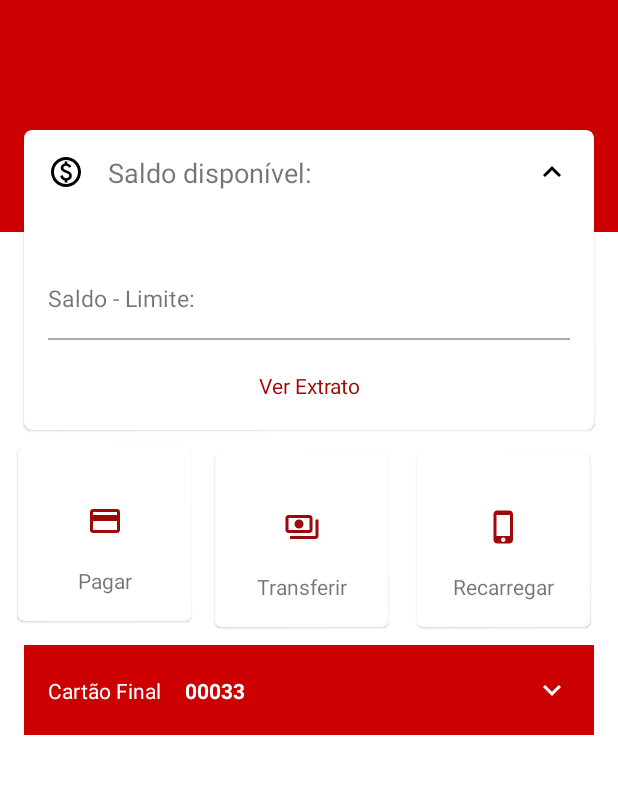
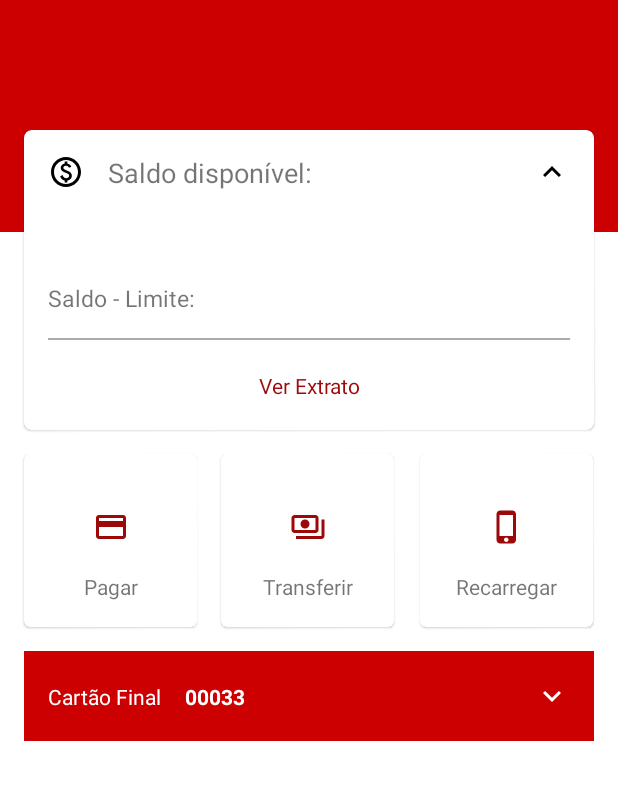
Before and after one commit to thiagocostasouza/SantanderDevWeek, an Android app: the screen it shows after launch (MainActivity), on a phone screen of 412 x 824 dp, the part 84-884 px from its top. Run offline under Robolectric (Android 15) with nearby library versions, the phone set to English and light mode, and no system bars.

```diff
--- a/app/src/main/res/layout/activity_main.xml
+++ b/app/src/main/res/layout/activity_main.xml
@@ -67,7 +67,7 @@
         android:layout_marginStart="16dp"
         android:layout_marginTop="32dp"
         android:layout_marginEnd="16dp"
-        android:elevation="10dp"
+
         app:cardCornerRadius="5dp"
         app:layout_constraintEnd_toEndOf="parent"
         app:layout_constraintStart_toStartOf="parent"
@@ -169,7 +169,7 @@
         android:id="@+id/mcv_pagar"
         android:layout_width="115dp"
         android:layout_height="115dp"
-        android:layout_margin="12dp"
+     android:layout_margin="16dp"
         app:layout_constraintStart_toStartOf="parent"
         app:layout_constraintTop_toBottomOf="@id/mcv_card_conta">
 
@@ -210,7 +210,7 @@
         android:id="@+id/mcv_transferir"
         android:layout_width="115dp"
         android:layout_height="115dp"
-        android:layout_margin="16dp"
+       android:layout_margin="16dp"
         app:layout_constraintStart_toEndOf="@id/mcv_pagar"
         app:layout_constraintTop_toBottomOf="@id/mcv_card_conta">
 
@@ -250,9 +250,8 @@
         android:layout_width="115dp"
         android:elevation="50dp"
         android:layout_height="115dp"
-        android:layout_marginStart="16dp"
-        android:layout_marginTop="16dp"
-        app:layout_constraintEnd_toEndOf="@id/mcv_card_conta"
+        android:layout_margin="16dp"
+        app:layout_constraintEnd_toEndOf="parent"
         app:layout_constraintStart_toEndOf="@id/mcv_transferir"
         app:layout_constraintTop_toBottomOf="@id/mcv_card_conta">
 
```
